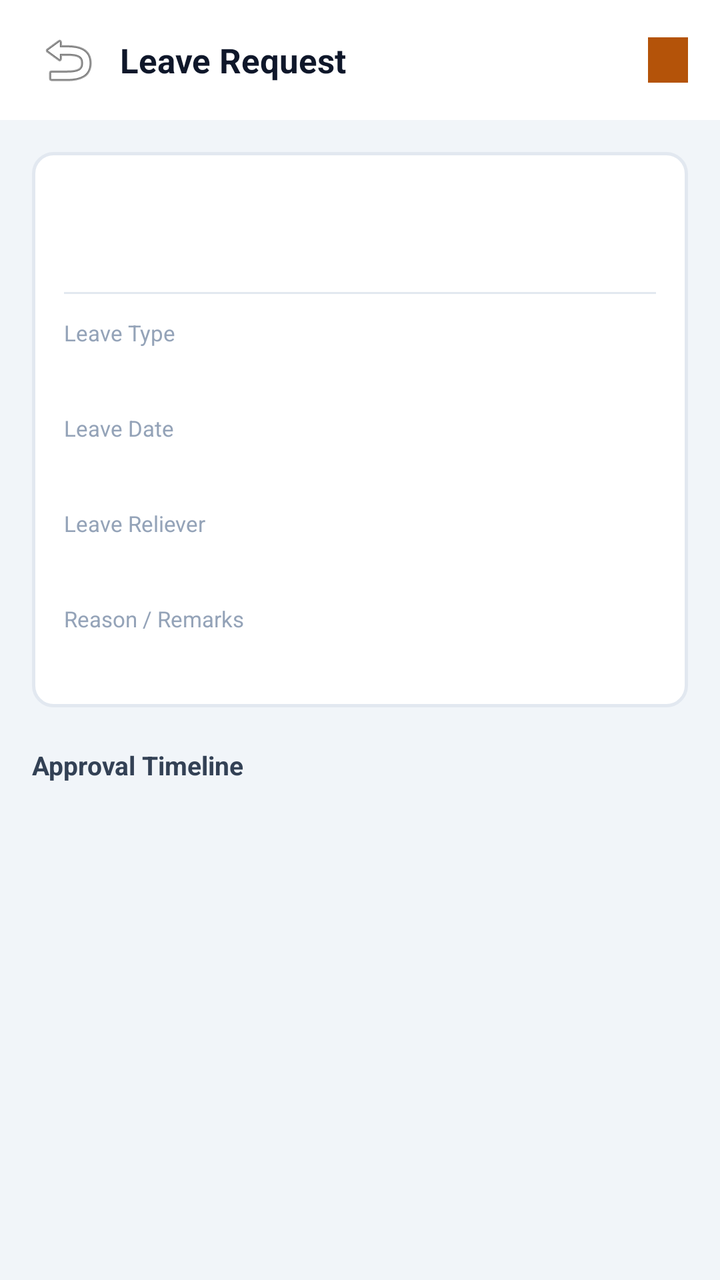
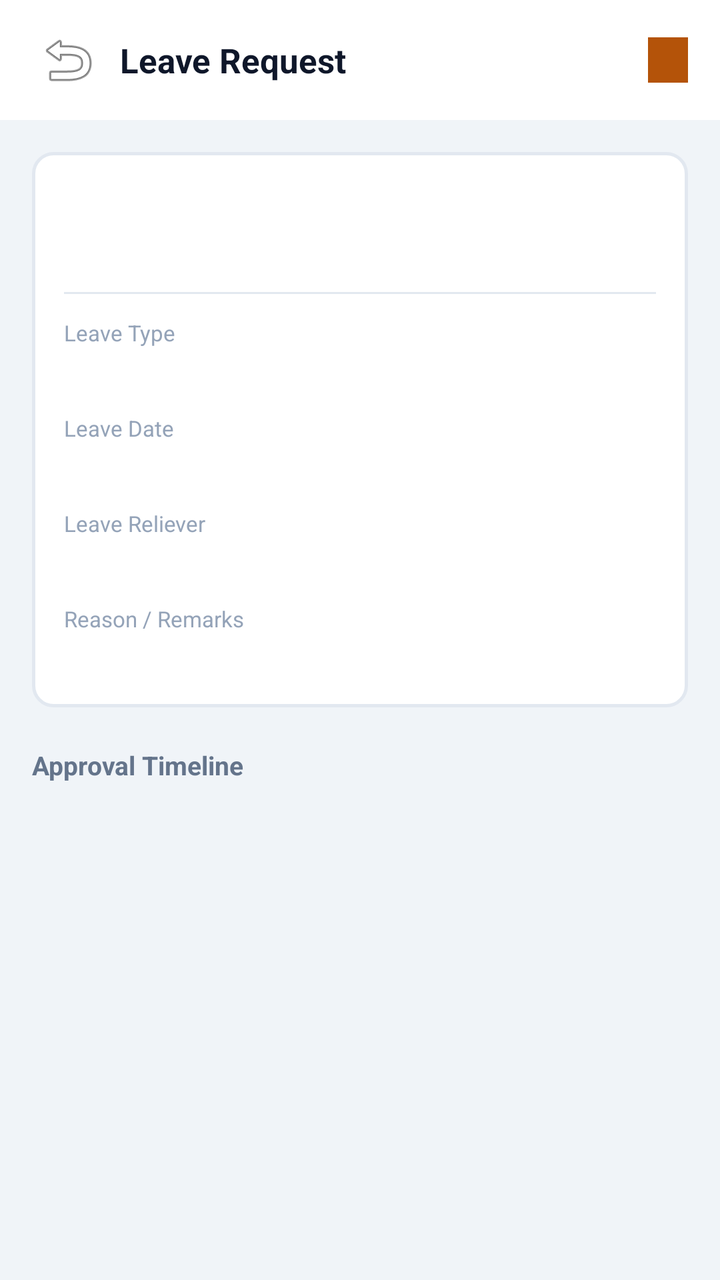

The first picture is an Android layout as it rendered before a commit; the second is the same layout after the commit. The layout source and the unified diff follow.
<!-- AndroidManifest.xml: application theme Theme.DataBridge -->
<!-- res/layout/fragment_leave_details.xml -->
<?xml version="1.0" encoding="utf-8"?>
<FrameLayout
    xmlns:android="http://schemas.android.com/apk/res/android"
    xmlns:app="http://schemas.android.com/apk/res-auto"
    android:layout_width="match_parent"
    android:layout_height="match_parent"
    android:background="#F1F5F9">

    <LinearLayout
        android:layout_width="match_parent"
        android:layout_height="match_parent"
        android:orientation="vertical">

        
        <LinearLayout
            android:layout_width="match_parent"
            android:layout_height="wrap_content"
            android:orientation="horizontal"
            android:gravity="center_vertical"
            android:paddingHorizontal="16dp"
            android:paddingVertical="12dp"
            android:background="#FFFFFF">

            <ImageButton
                android:id="@+id/btnLmDetailBack"
                android:layout_width="36dp"
                android:layout_height="36dp"
                android:src="@android:drawable/ic_menu_revert"
                android:background="?attr/selectableItemBackgroundBorderless"
                android:contentDescription="Back" />

            <TextView
                android:id="@+id/tvLmDetailTitle"
                android:layout_width="0dp"
                android:layout_weight="1"
                android:layout_height="wrap_content"
                android:text="Leave Request"
                android:textSize="17sp"
                android:textStyle="bold"
                android:textColor="#0F172A"
                android:layout_marginStart="8dp" />

            <TextView
                android:id="@+id/tvLmDetailStatusBadge"
                android:layout_width="wrap_content"
                android:layout_height="wrap_content"
                android:textSize="11sp"
                android:textStyle="bold"
                android:textColor="#FFFFFF"
                android:background="#B45309"
                android:paddingHorizontal="10dp"
                android:paddingVertical="4dp" />
        </LinearLayout>

        <ScrollView
            android:layout_width="match_parent"
            android:layout_height="0dp"
            android:layout_weight="1"
            android:fillViewport="true"
            android:clipToPadding="false"
            android:paddingBottom="16dp">

            <LinearLayout
                android:layout_width="match_parent"
                android:layout_height="wrap_content"
                android:orientation="vertical"
                android:padding="16dp">

                
                <LinearLayout
                    android:layout_width="match_parent"
                    android:layout_height="wrap_content"
                    android:orientation="vertical"
                    android:background="@drawable/bg_pc_input"
                    android:padding="16dp">

                    <TextView
                        android:id="@+id/tvLmDetailRequestCode"
                        android:layout_width="match_parent"
                        android:layout_height="wrap_content"
                        android:textSize="15sp"
                        android:textStyle="bold"
                        android:textColor="#0F172A" />

                    <TextView
                        android:id="@+id/tvLmDetailWorker"
                        android:layout_width="match_parent"
                        android:layout_height="wrap_content"
                        android:layout_marginTop="4dp"
                        android:textSize="13sp"
                        android:textColor="#334155" />

                    <View
                        android:layout_width="match_parent"
                        android:layout_height="1dp"
                        android:background="#E2E8F0"
                        android:layout_marginVertical="12dp" />

                    <TextView
                        android:layout_width="wrap_content"
                        android:layout_height="wrap_content"
                        android:text="Leave Type"
                        android:textSize="11sp"
                        android:textColor="#94A3B8" />

                    <TextView
                        android:id="@+id/tvLmDetailLeaveType"
                        android:layout_width="wrap_content"
                        android:layout_height="wrap_content"
                        android:textSize="14sp"
                        android:textStyle="bold"
                        android:textColor="#0F172A"
                        android:layout_marginTop="2dp" />

                    <TextView
                        android:id="@+id/tvLmDetailLeaveDateLabel"
                        android:layout_width="wrap_content"
                        android:layout_height="wrap_content"
                        android:text="Leave Date"
                        android:textSize="11sp"
                        android:textColor="#94A3B8"
                        android:layout_marginTop="12dp" />

                    <TextView
                        android:id="@+id/tvLmDetailLeaveDate"
                        android:layout_width="wrap_content"
                        android:layout_height="wrap_content"
                        android:textSize="14sp"
                        android:textColor="#0F172A"
                        android:layout_marginTop="2dp" />

                    <LinearLayout
                        android:id="@+id/groupLmDetailDutyDate"
                        android:layout_width="match_parent"
                        android:layout_height="wrap_content"
                        android:orientation="vertical"
                        android:visibility="gone">

                        <TextView
                            android:layout_width="wrap_content"
                            android:layout_height="wrap_content"
                            android:text="Duty Date"
                            android:textSize="11sp"
                            android:textColor="#94A3B8"
                            android:layout_marginTop="12dp" />

                        <TextView
                            android:id="@+id/tvLmDetailDutyDate"
                            android:layout_width="wrap_content"
                            android:layout_height="wrap_content"
                            android:textSize="14sp"
                            android:textColor="#0F172A"
                            android:layout_marginTop="2dp" />
                    </LinearLayout>

                    <TextView
                        android:layout_width="wrap_content"
                        android:layout_height="wrap_content"
                        android:text="Leave Reliever"
                        android:textSize="11sp"
                        android:textColor="#94A3B8"
                        android:layout_marginTop="12dp" />

                    <TextView
                        android:id="@+id/tvLmDetailReliever"
                        android:layout_width="wrap_content"
                        android:layout_height="wrap_content"
                        android:textSize="14sp"
                        android:textColor="#0F172A"
                        android:layout_marginTop="2dp" />

                    <TextView
                        android:layout_width="wrap_content"
                        android:layout_height="wrap_content"
                        android:text="Reason / Remarks"
                        android:textSize="11sp"
                        android:textColor="#94A3B8"
                        android:layout_marginTop="12dp" />

                    <TextView
                        android:id="@+id/tvLmDetailReason"
                        android:layout_width="match_parent"
                        android:layout_height="wrap_content"
                        android:textSize="14sp"
                        android:textColor="#0F172A"
                        android:layout_marginTop="2dp" />
                </LinearLayout>

                
                <TextView
                    android:layout_width="wrap_content"
                    android:layout_height="wrap_content"
                    android:text="Approval Timeline"
                    android:textSize="13sp"
                    android:textStyle="bold"
                    android:textColor="#334155"
                    android:layout_marginTop="20dp"
                    android:layout_marginBottom="12dp" />

                <LinearLayout
                    android:id="@+id/layoutLmDetailTimeline"
                    android:layout_width="match_parent"
                    android:layout_height="wrap_content"
                    android:orientation="vertical" />

                
                <Button
                    android:id="@+id/btnLmDetailPrimaryAction"
                    android:layout_width="match_parent"
                    android:layout_height="wrap_content"
                    android:layout_marginTop="16dp"
                    android:textAllCaps="false"
                    android:textStyle="bold"
                    android:textColor="#FFFFFF"
                    android:backgroundTint="#059669"
                    android:paddingVertical="12dp"
                    android:visibility="gone" />

                <Button
                    android:id="@+id/btnLmDetailReject"
                    android:layout_width="match_parent"
                    android:layout_height="wrap_content"
                    android:layout_marginTop="10dp"
                    android:text="Reject"
                    android:textAllCaps="false"
                    android:textStyle="bold"
                    android:textColor="#DC2626"
                    android:backgroundTint="#FEE2E2"
                    android:paddingVertical="12dp"
                    android:visibility="gone" />

                <LinearLayout
                    android:id="@+id/layoutLmDetailOwnerActions"
                    android:layout_width="match_parent"
                    android:layout_height="wrap_content"
                    android:orientation="horizontal"
                    android:layout_marginTop="10dp"
                    android:visibility="gone">

                    <Button
                        android:id="@+id/btnLmDetailEdit"
                        android:layout_width="0dp"
                        android:layout_weight="1"
                        android:layout_height="wrap_content"
                        android:text="Edit"
                        android:textAllCaps="false"
                        android:textStyle="bold"
                        android:textColor="#0F172A"
                        android:backgroundTint="#E2E8F0"
                        android:paddingVertical="12dp"
                        android:layout_marginEnd="8dp" />

                    <Button
                        android:id="@+id/btnLmDetailDelete"
                        android:layout_width="0dp"
                        android:layout_weight="1"
                        android:layout_height="wrap_content"
                        android:text="Delete"
                        android:textAllCaps="false"
                        android:textStyle="bold"
                        android:textColor="#DC2626"
                        android:backgroundTint="#FEE2E2"
                        android:paddingVertical="12dp" />
                </LinearLayout>

            </LinearLayout>
        </ScrollView>
    </LinearLayout>
</FrameLayout>
<!-- resources referenced by this layout -->
<resources>
  <!-- drawable bg_pc_input (drawable) -->
  <?xml version="1.0" encoding="utf-8"?>
  <shape xmlns:android="http://schemas.android.com/apk/res/android"
      android:shape="rectangle">
      <solid android:color="#FFFFFF" />
      <stroke android:width="1.5dp" android:color="#E2E8F0" />
      <corners android:radius="10dp" />
  </shape>
  <style name="Theme.DataBridge" parent="Theme.MaterialComponents.DayNight.NoActionBar">
      <item name="colorPrimary">#00d4ff</item>
      <item name="colorPrimaryVariant">#16213e</item>
      <item name="colorOnPrimary">#ffffff</item>
      <item name="colorSecondary">#00d4ff</item>
      <item name="android:statusBarColor">#1a1a2e</item>
  </style>
</resources>

<!-- the commit's change to res/layout/fragment_leave_details.xml (unified diff, before → after) -->
@@ -4,7 +4,7 @@
     xmlns:app="http://schemas.android.com/apk/res-auto"
     android:layout_width="match_parent"
     android:layout_height="match_parent"
-    android:background="#F1F5F9">
+    android:background="@color/theme_bg_app">
 
     <LinearLayout
         android:layout_width="match_parent"
@@ -19,7 +19,7 @@
             android:gravity="center_vertical"
             android:paddingHorizontal="16dp"
             android:paddingVertical="12dp"
-            android:background="#FFFFFF">
+            android:background="@color/theme_bg_card">
 
             <ImageButton
                 android:id="@+id/btnLmDetailBack"
@@ -37,7 +37,7 @@
                 android:text="Leave Request"
                 android:textSize="17sp"
                 android:textStyle="bold"
-                android:textColor="#0F172A"
+                android:textColor="@color/theme_text_primary"
                 android:layout_marginStart="8dp" />
 
             <TextView
@@ -46,7 +46,7 @@
                 android:layout_height="wrap_content"
                 android:textSize="11sp"
                 android:textStyle="bold"
-                android:textColor="#FFFFFF"
+                android:textColor="@color/theme_text_inverse"
                 android:background="#B45309"
                 android:paddingHorizontal="10dp"
                 android:paddingVertical="4dp" />
@@ -80,7 +80,7 @@
                         android:layout_height="wrap_content"
                         android:textSize="15sp"
                         android:textStyle="bold"
-                        android:textColor="#0F172A" />
+                        android:textColor="@color/theme_text_primary" />
 
                     <TextView
                         android:id="@+id/tvLmDetailWorker"
@@ -88,7 +88,7 @@
                         android:layout_height="wrap_content"
                         android:layout_marginTop="4dp"
                         android:textSize="13sp"
-                        android:textColor="#334155" />
+                        android:textColor="@color/theme_text_secondary" />
 
                     <View
                         android:layout_width="match_parent"
@@ -101,7 +101,7 @@
                         android:layout_height="wrap_content"
                         android:text="Leave Type"
                         android:textSize="11sp"
-                        android:textColor="#94A3B8" />
+                        android:textColor="@color/theme_text_muted" />
 
                     <TextView
                         android:id="@+id/tvLmDetailLeaveType"
@@ -109,7 +109,7 @@
                         android:layout_height="wrap_content"
                         android:textSize="14sp"
                         android:textStyle="bold"
-                        android:textColor="#0F172A"
+                        android:textColor="@color/theme_text_primary"
                         android:layout_marginTop="2dp" />
 
                     <TextView
@@ -118,7 +118,7 @@
                         android:layout_height="wrap_content"
                         android:text="Leave Date"
                         android:textSize="11sp"
-                        android:textColor="#94A3B8"
+                        android:textColor="@color/theme_text_muted"
                         android:layout_marginTop="12dp" />
 
                     <TextView
@@ -126,7 +126,7 @@
                         android:layout_width="wrap_content"
                         android:layout_height="wrap_content"
                         android:textSize="14sp"
-                        android:textColor="#0F172A"
+                        android:textColor="@color/theme_text_primary"
                         android:layout_marginTop="2dp" />
 
                     <LinearLayout
@@ -141,7 +141,7 @@
                             android:layout_height="wrap_content"
                             android:text="Duty Date"
                             android:textSize="11sp"
-                            android:textColor="#94A3B8"
+                            android:textColor="@color/theme_text_muted"
                             android:layout_marginTop="12dp" />
 
                         <TextView
@@ -149,7 +149,7 @@
                             android:layout_width="wrap_content"
                             android:layout_height="wrap_content"
                             android:textSize="14sp"
-                            android:textColor="#0F172A"
+                            android:textColor="@color/theme_text_primary"
                             android:layout_marginTop="2dp" />
                     </LinearLayout>
 
@@ -158,7 +158,7 @@
                         android:layout_height="wrap_content"
                         android:text="Leave Reliever"
                         android:textSize="11sp"
-                        android:textColor="#94A3B8"
+                        android:textColor="@color/theme_text_muted"
                         android:layout_marginTop="12dp" />
 
                     <TextView
@@ -166,7 +166,7 @@
                         android:layout_width="wrap_content"
                         android:layout_height="wrap_content"
                         android:textSize="14sp"
-                        android:textColor="#0F172A"
+                        android:textColor="@color/theme_text_primary"
                         android:layout_marginTop="2dp" />
 
                     <TextView
@@ -174,7 +174,7 @@
                         android:layout_height="wrap_content"
                         android:text="Reason / Remarks"
                         android:textSize="11sp"
-                        android:textColor="#94A3B8"
+                        android:textColor="@color/theme_text_muted"
                         android:layout_marginTop="12dp" />
 
                     <TextView
@@ -182,7 +182,7 @@
                         android:layout_width="match_parent"
                         android:layout_height="wrap_content"
                         android:textSize="14sp"
-                        android:textColor="#0F172A"
+                        android:textColor="@color/theme_text_primary"
                         android:layout_marginTop="2dp" />
                 </LinearLayout>
 
@@ -193,7 +193,7 @@
                     android:text="Approval Timeline"
                     android:textSize="13sp"
                     android:textStyle="bold"
-                    android:textColor="#334155"
+                    android:textColor="@color/theme_text_secondary"
                     android:layout_marginTop="20dp"
                     android:layout_marginBottom="12dp" />
 
@@ -211,7 +211,7 @@
                     android:layout_marginTop="16dp"
                     android:textAllCaps="false"
                     android:textStyle="bold"
-                    android:textColor="#FFFFFF"
+                    android:textColor="@color/theme_text_inverse"
                     android:backgroundTint="#059669"
                     android:paddingVertical="12dp"
                     android:visibility="gone" />
@@ -245,7 +245,7 @@
                         android:text="Edit"
                         android:textAllCaps="false"
                         android:textStyle="bold"
-                        android:textColor="#0F172A"
+                        android:textColor="@color/theme_text_primary"
                         android:backgroundTint="#E2E8F0"
                         android:paddingVertical="12dp"
                         android:layout_marginEnd="8dp" />
<!-- resource entries referenced after the edit -->
@@ -1,5 +1,11 @@
 <!-- resources referenced by this layout -->
 <resources>
+  <color name="theme_bg_app">#f0f4f8</color>
+  <color name="theme_bg_card">#ffffff</color>
+  <color name="theme_text_inverse">#ffffff</color>
+  <color name="theme_text_muted">#94a3b8</color>
+  <color name="theme_text_primary">#0f172a</color>
+  <color name="theme_text_secondary">#64748b</color>
   <!-- drawable bg_pc_input (drawable) -->
   <?xml version="1.0" encoding="utf-8"?>
   <shape xmlns:android="http://schemas.android.com/apk/res/android"
